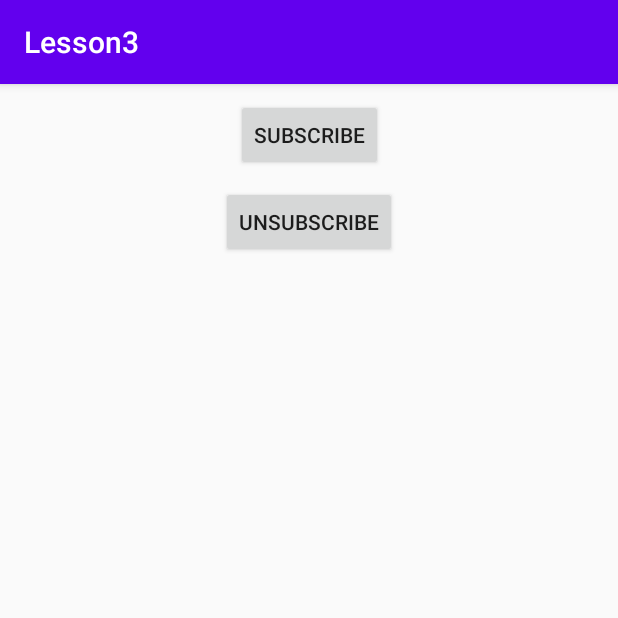
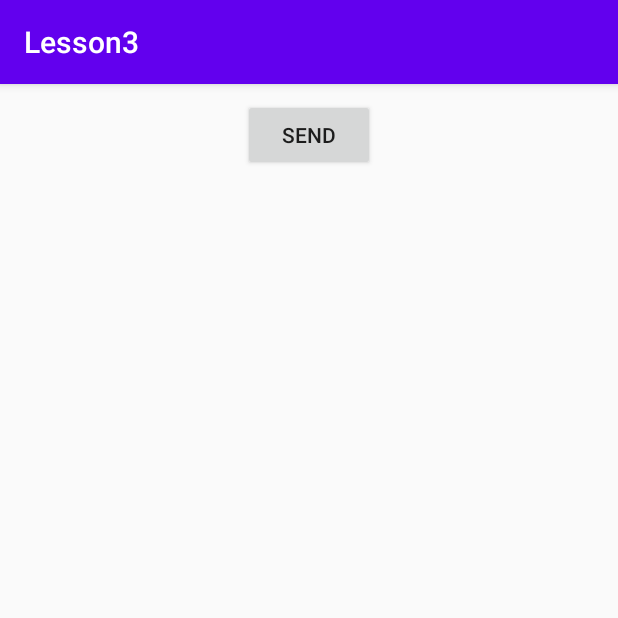
Before and after one commit to RaFFiaNBui/PopularLibrories, an Android app: the screen it shows after launch (MainActivity before the commit, SingleActivity after it), on a phone screen of 412 x 824 dp, the top half of it. Run offline under Robolectric (Android 15) with nearby library versions, the phone set to English and light mode, and no system bars; our stand-ins replace ButterKnife, RxJava.

Commit message:
ДЗ №3 реализация Rxjava (Single) + лямбда + butterknife

```diff
--- a/Lesson3/app/src/main/AndroidManifest.xml
+++ b/Lesson3/app/src/main/AndroidManifest.xml
@@ -10,6 +10,9 @@
         android:supportsRtl="true"
         android:theme="@style/AppTheme">
         <activity android:name=".rxjava.MainActivity">
+
+        </activity>
+        <activity android:name=".single.SingleActivity">
             <intent-filter>
                 <action android:name="android.intent.action.MAIN" />
 
--- /dev/null
+++ b/Lesson3/app/src/main/java/com/example/lesson3/single/SingleActivity.java
@@ -0,0 +1,40 @@
+package com.example.lesson3.single;
+
+import android.os.Bundle;
+import android.util.Log;
+
+import androidx.appcompat.app.AppCompatActivity;
+
+import com.example.lesson3.R;
+
+import butterknife.ButterKnife;
+import butterknife.OnClick;
+import io.reactivex.Single;
+import io.reactivex.android.schedulers.AndroidSchedulers;
+import io.reactivex.disposables.Disposable;
+
+public class SingleActivity extends AppCompatActivity {
+
+    private static final String TAG = "tag";
+
+    private Single<String> single;
+
+    @Override
+    protected void onCreate(Bundle savedInstanceState) {
+        super.onCreate(savedInstanceState);
+        setContentView(R.layout.activity_single);
+
+        ButterKnife.bind(this);
+        SinglePresenter presenter = new SinglePresenter();
+        single = presenter.getMessage();
+    }
+
+    @OnClick(R.id.btn_send)
+    public void sendMessage() {
+        Disposable disposable = single.observeOn(AndroidSchedulers.mainThread()).subscribe(string -> {
+            Log.d(TAG, "sendMessage: " + string);
+        }, throwable -> {
+            Log.e(TAG, "sendMessage: ", throwable);
+        });
+    }
+}
--- /dev/null
+++ b/Lesson3/app/src/main/java/com/example/lesson3/single/SinglePresenter.java
@@ -0,0 +1,24 @@
+package com.example.lesson3.single;
+
+import android.util.Log;
+
+import io.reactivex.Single;
+import io.reactivex.SingleOnSubscribe;
+import io.reactivex.schedulers.Schedulers;
+
+//package-private
+class SinglePresenter {
+
+    private static final String TAG = "Tag";
+
+    //package-private
+    Single<String> getMessage() {
+        Single<String> single = Single.create((SingleOnSubscribe<String>) emitter -> {
+            String msg = "Сообщение";
+            Log.d(TAG, "getMessage: " + msg + Thread.currentThread().getName());
+            emitter.onSuccess(msg);
+        }).subscribeOn(Schedulers.io());
+
+        return single;
+    }
+}
--- /dev/null
+++ b/Lesson3/app/src/main/res/layout/activity_single.xml
@@ -0,0 +1,17 @@
+<?xml version="1.0" encoding="utf-8"?>
+<androidx.constraintlayout.widget.ConstraintLayout xmlns:android="http://schemas.android.com/apk/res/android"
+    xmlns:app="http://schemas.android.com/apk/res-auto"
+    android:layout_width="match_parent"
+    android:layout_height="match_parent">
+
+    <Button
+        android:id="@+id/btn_send"
+        android:layout_width="wrap_content"
+        android:layout_height="wrap_content"
+        android:layout_marginTop="10dp"
+        android:text="@string/send"
+        app:layout_constraintEnd_toEndOf="parent"
+        app:layout_constraintStart_toStartOf="parent"
+        app:layout_constraintTop_toTopOf="parent" />
+
+</androidx.constraintlayout.widget.ConstraintLayout>
--- a/Lesson3/app/src/main/res/values/strings.xml
+++ b/Lesson3/app/src/main/res/values/strings.xml
@@ -2,4 +2,5 @@
     <string name="app_name">Lesson3</string>
     <string name="subscribe">Subscribe</string>
     <string name="unsubscribe">Unsubscribe</string>
+    <string name="send">Send</string>
 </resources>
```
